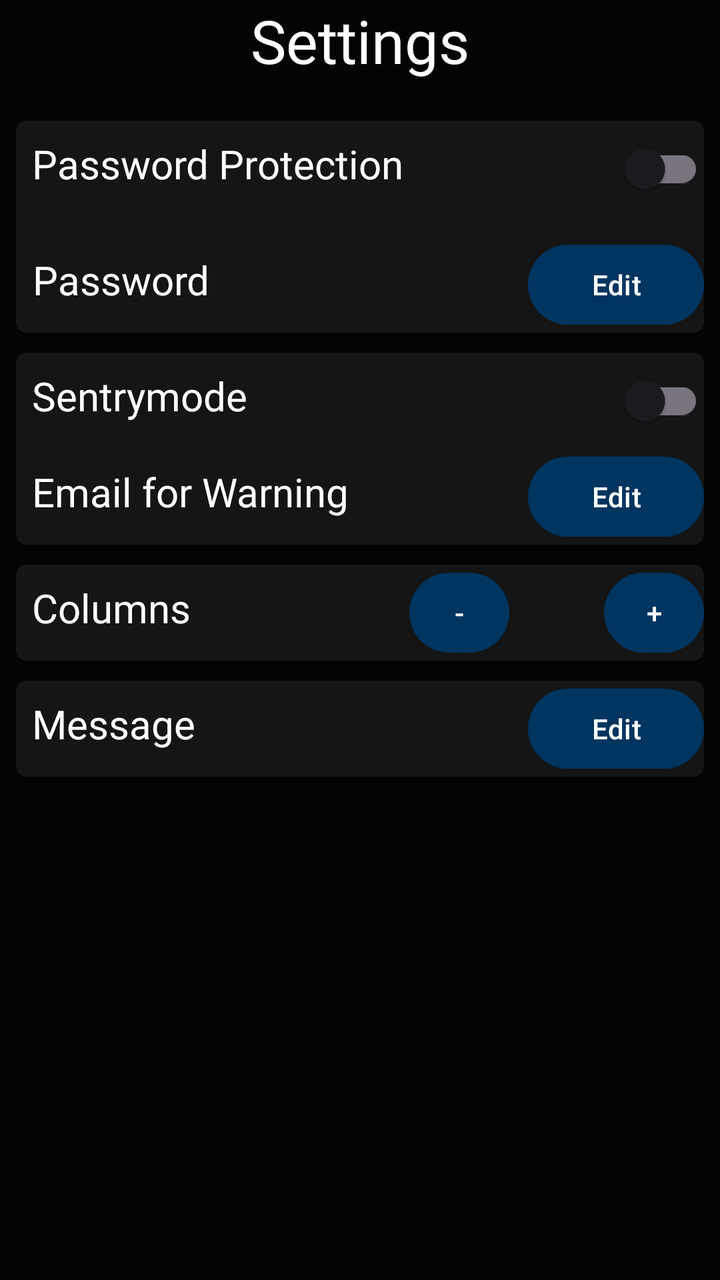
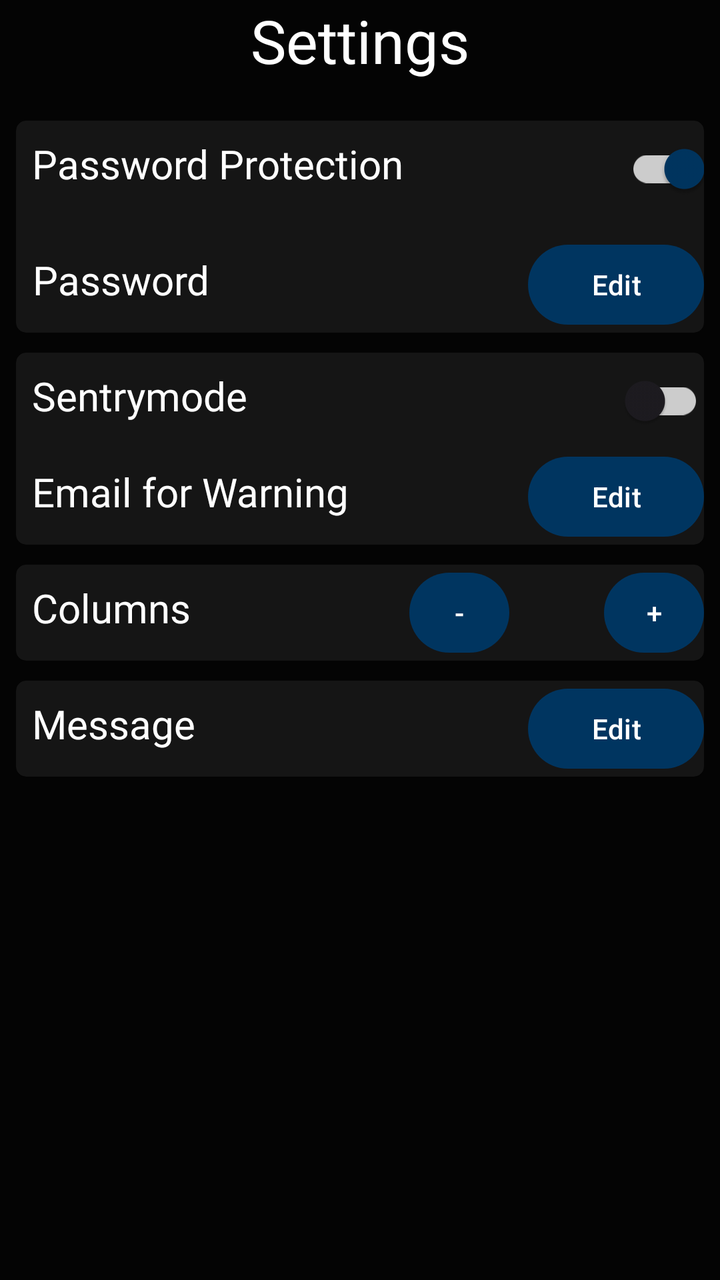

Before-and-after screenshots of an Android layout around one commit, followed by the original layout XML and the change that was made.
<!-- AndroidManifest.xml: application theme Theme.RUBMotorsportGroup2 -->
<!-- res/layout/fragment_settings.xml -->
<?xml version="1.0" encoding="utf-8"?>
<FrameLayout xmlns:android="http://schemas.android.com/apk/res/android"
    xmlns:app="http://schemas.android.com/apk/res-auto"
    xmlns:tools="http://schemas.android.com/tools"
    android:layout_width="match_parent"
    android:layout_height="match_parent"
    tools:context=".fragments.fragment_settings">

    <ScrollView
        android:layout_width="match_parent"
        android:layout_height="match_parent">

        <LinearLayout
            android:layout_width="match_parent"
            android:layout_height="wrap_content"
            android:background="@color/BackgroundColor"
            android:orientation="vertical">

            <TextView
                android:id="@+id/settings_settingsView"
                android:layout_width="match_parent"
                android:layout_height="wrap_content"
                android:layout_marginBottom="20sp"
                android:fontFamily="@font/roboto"
                android:gravity="center"
                android:text="@string/settings_settings"
                android:textColor="@color/white"
                android:textSize="30sp" />

            <androidx.cardview.widget.CardView
                android:id="@+id/settings_password_card"
                android:layout_width="match_parent"
                android:layout_height="wrap_content"
                android:layout_marginStart="8dp"
                android:layout_marginEnd="8dp"
                android:layout_marginBottom="10sp"
                app:cardBackgroundColor="@color/ElementColor"
                app:cardCornerRadius="5dp">

                <LinearLayout
                    android:layout_width="match_parent"
                    android:layout_height="wrap_content"
                    android:orientation="vertical">

                    <RelativeLayout
                        android:id="@+id/password_edit"
                        android:layout_width="match_parent"
                        android:layout_height="wrap_content"
                        android:layout_marginBottom="10dp"
                        android:orientation="horizontal">

                        <TextView
                            android:id="@+id/settings_password_protection"
                            android:layout_width="wrap_content"
                            android:layout_height="wrap_content"
                            android:layout_marginStart="8dp"
                            android:layout_marginTop="8dp"
                            android:fontFamily="@font/roboto"
                            android:text="@string/settings_password_protection"
                            android:textColor="@color/white"
                            android:textSize="20sp"
                            app:layout_constraintStart_toStartOf="parent"
                            app:layout_constraintTop_toTopOf="parent" />

                        <androidx.appcompat.widget.SwitchCompat
                            android:id="@+id/settings_password_pro_switch"
                            android:layout_width="wrap_content"
                            android:layout_height="wrap_content"
                            android:layout_alignParentEnd="true" />
                    </RelativeLayout>

                    <RelativeLayout
                        android:layout_width="match_parent"
                        android:layout_height="wrap_content">

                        <TextView
                            android:id="@+id/settings_password"
                            android:layout_width="wrap_content"
                            android:layout_height="wrap_content"
                            android:layout_marginStart="8dp"
                            android:layout_marginTop="8dp"
                            android:fontFamily="@font/roboto"
                            android:gravity="center"
                            android:text="@string/settings_password"
                            android:textColor="@color/white"
                            android:textSize="20sp" />

                        <Button
                            android:id="@+id/settings_editPassBtn"
                            android:layout_width="wrap_content"
                            android:layout_height="wrap_content"
                            android:layout_alignParentEnd="true"
                            android:text="@string/settings_editButton" />

                    </RelativeLayout>

                </LinearLayout>
            </androidx.cardview.widget.CardView>

            <androidx.cardview.widget.CardView
                android:id="@+id/settings_mode_card"
                android:layout_width="match_parent"
                android:layout_height="wrap_content"
                android:layout_marginStart="8dp"
                android:layout_marginEnd="8dp"
                android:layout_marginBottom="10sp"
                app:cardBackgroundColor="@color/ElementColor"
                app:cardCornerRadius="5dp">

                <LinearLayout
                    android:layout_width="match_parent"
                    android:layout_height="wrap_content"
                    android:orientation="vertical">

                    <RelativeLayout
                        android:id="@+id/settings_sentrymode"
                        android:layout_width="match_parent"
                        android:layout_height="wrap_content">

                        <TextView
                            android:id="@+id/settings_sentrymodeview"
                            android:layout_width="wrap_content"
                            android:layout_height="wrap_content"
                            android:layout_marginStart="8dp"
                            android:layout_marginTop="8dp"
                            android:fontFamily="@font/roboto"
                            android:text="@string/settings_sentry"
                            android:textColor="@color/white"
                            android:textSize="20sp"
                            app:layout_constraintStart_toStartOf="parent"
                            app:layout_constraintTop_toTopOf="parent" />

                        <androidx.appcompat.widget.SwitchCompat
                            android:id="@+id/settings_sentryModeSwitch"
                            android:layout_width="wrap_content"
                            android:layout_height="wrap_content"
                            android:layout_alignParentEnd="true" />

                    </RelativeLayout>

                    <RelativeLayout
                        android:layout_width="match_parent"
                        android:layout_height="wrap_content">

                        <TextView
                            android:id="@+id/settings_email"
                            android:layout_width="wrap_content"
                            android:layout_height="wrap_content"
                            android:layout_marginStart="8dp"
                            android:layout_marginTop="8dp"
                            android:fontFamily="@font/roboto"
                            android:text="@string/mailManager_title"
                            android:textColor="@color/white"
                            android:textSize="20sp"
                            app:layout_constraintStart_toStartOf="parent"
                            app:layout_constraintTop_toTopOf="parent" />

                        <Button
                            android:id="@+id/settings_editMailBtn"
                            android:layout_width="wrap_content"
                            android:layout_height="wrap_content"
                            android:layout_alignParentEnd="true"
                            android:text="@string/settings_editButton" />
                    </RelativeLayout>
                </LinearLayout>
            </androidx.cardview.widget.CardView>

            <androidx.cardview.widget.CardView
                android:layout_width="match_parent"
                android:layout_height="wrap_content"
                android:layout_marginStart="8dp"
                android:layout_marginEnd="8dp"
                android:layout_marginBottom="10sp"
                app:cardBackgroundColor="@color/ElementColor"
                app:cardCornerRadius="5dp">

                <RelativeLayout
                    android:layout_width="match_parent"
                    android:layout_height="wrap_content">

                    <TextView
                        android:id="@+id/settings_column"
                        android:layout_width="wrap_content"
                        android:layout_height="wrap_content"
                        android:layout_marginStart="8dp"
                        android:layout_marginTop="8dp"
                        android:fontFamily="@font/roboto"
                        android:text="@string/settings_columns"
                        android:textColor="@color/white"
                        android:textSize="20sp" />

                    <Button
                        android:id="@+id/settings_plusbutton"
                        android:layout_width="50dp"
                        android:layout_height="wrap_content"
                        android:layout_alignParentEnd="true"
                        android:padding="10dp"
                        android:text="@string/settings_plus"></Button>

                    <TextView
                        android:id="@+id/settings_columsdisplay"
                        android:layout_width="wrap_content"
                        android:layout_height="wrap_content"
                        android:layout_marginTop="8dp"
                        android:layout_toStartOf="@id/settings_plusbutton"
                        android:ems="2"
                        android:fontFamily="@font/roboto"
                        android:textAlignment="center"
                        android:textSize="20sp">

                    </TextView>

                    <Button
                        android:id="@+id/settings_minusbutton"
                        android:layout_width="50dp"
                        android:layout_height="wrap_content"
                        android:layout_toStartOf="@id/settings_columsdisplay"
                        android:padding="10dp"
                        android:text="@string/settings_minus"></Button>


                </RelativeLayout>

            </androidx.cardview.widget.CardView>

            <androidx.cardview.widget.CardView
                android:layout_width="match_parent"
                android:layout_height="wrap_content"
                android:layout_marginStart="8dp"
                android:layout_marginEnd="8dp"
                android:layout_marginBottom="10sp"
                app:cardBackgroundColor="@color/ElementColor"
                app:cardCornerRadius="5dp">

                <RelativeLayout
                    android:layout_width="match_parent"
                    android:layout_height="wrap_content">

                    <TextView
                        android:id="@+id/settings_message"
                        android:layout_width="wrap_content"
                        android:layout_height="wrap_content"
                        android:layout_marginStart="8dp"
                        android:layout_marginTop="8dp"
                        android:fontFamily="@font/roboto"
                        android:text="@string/settings_message"
                        android:textColor="@color/white"
                        android:textSize="20sp" />

                    <Button
                        android:id="@+id/settings_editMessBtn"
                        android:layout_width="wrap_content"
                        android:layout_height="wrap_content"
                        android:layout_alignParentEnd="true"
                        android:text="@string/settings_editButton" />


                </RelativeLayout>

            </androidx.cardview.widget.CardView>



        </LinearLayout>
    </ScrollView>

</FrameLayout>
<!-- resources referenced by this layout -->
<resources>
  <color name="BackgroundColor">#040404</color>
  <color name="ElementColor">#151515</color>
  <color name="white">#FFFFFFFF</color>
  <string name="mailManager_title">Email for Warning</string>
  <string name="settings_columns">Columns</string>
  <string name="settings_editButton">Edit</string>
  <string name="settings_message">Message</string>
  <string name="settings_minus">-</string>
  <string name="settings_password">Password</string>
  <string name="settings_password_protection">Password Protection</string>
  <string name="settings_plus">+</string>
  <string name="settings_sentry">Sentrymode</string>
  <string name="settings_settings">Settings</string>
  <style name="Theme.RUBMotorsportGroup2" parent="Base.Theme.RUBMotorsportGroup2" />
  <style name="Base.Theme.RUBMotorsportGroup2" parent="Theme.Material3.DayNight.NoActionBar">
          <item name="colorPrimary">@color/RubColorBlue</item>
          <item name="android:windowBackground">@color/BackgroundColor</item>
          <item name="colorAccent">@color/ElementColor</item>
          <item name="colorSecondaryContainer">@color/white</item>
          <item name="colorSecondaryFixed">@color/white</item>
          <item name="android:textColorSecondary">@color/white</item>
          <item name="android:textColorSecondaryInverse">@color/black</item>
          <item name="android:textColorTertiary">@color/white</item>
          <item name="android:textColorTertiaryInverse">@color/black</item>
          <item name="android:backgroundTint">@null</item>
          
          
      </style>
  <color name="RubColorBlue">#003560</color>
  <color name="black">#FF000000</color>
</resources>

<!-- the commit's change to res/layout/fragment_settings.xml (unified diff, before → after) -->
@@ -64,9 +64,13 @@
 
                         <androidx.appcompat.widget.SwitchCompat
                             android:id="@+id/settings_password_pro_switch"
-                            android:layout_width="wrap_content"
-                            android:layout_height="wrap_content"
-                            android:layout_alignParentEnd="true" />
+                            style="@style/SwitchStyle"
+                            android:layout_width="wrap_content"
+                            android:layout_height="wrap_content"
+                            android:layout_alignParentEnd="true"
+                            android:checked="true"
+                            android:textColorHint="@color/white"
+                            app:trackTint="@color/lightgray" />
                     </RelativeLayout>
 
                     <RelativeLayout
@@ -90,7 +94,8 @@
                             android:layout_width="wrap_content"
                             android:layout_height="wrap_content"
                             android:layout_alignParentEnd="true"
-                            android:text="@string/settings_editButton" />
+                            android:text="@string/settings_editButton"
+                            android:textColor="@color/white" />
 
                     </RelativeLayout>
 
@@ -134,7 +139,9 @@
                             android:id="@+id/settings_sentryModeSwitch"
                             android:layout_width="wrap_content"
                             android:layout_height="wrap_content"
-                            android:layout_alignParentEnd="true" />
+                            android:layout_alignParentEnd="true"
+                            android:checked="false"
+                            app:trackTint="@color/lightgray" />
 
                     </RelativeLayout>
 
@@ -160,7 +167,8 @@
                             android:layout_width="wrap_content"
                             android:layout_height="wrap_content"
                             android:layout_alignParentEnd="true"
-                            android:text="@string/settings_editButton" />
+                            android:text="@string/settings_editButton"
+                            android:textColor="@color/white" />
                     </RelativeLayout>
                 </LinearLayout>
             </androidx.cardview.widget.CardView>
@@ -195,7 +203,8 @@
                         android:layout_height="wrap_content"
                         android:layout_alignParentEnd="true"
                         android:padding="10dp"
-                        android:text="@string/settings_plus"></Button>
+                        android:text="@string/settings_plus"
+                        android:textColor="@color/white"></Button>
 
                     <TextView
                         android:id="@+id/settings_columsdisplay"
@@ -216,7 +225,8 @@
                         android:layout_height="wrap_content"
                         android:layout_toStartOf="@id/settings_columsdisplay"
                         android:padding="10dp"
-                        android:text="@string/settings_minus"></Button>
+                        android:text="@string/settings_minus"
+                        android:textColor="@color/white"></Button>
 
 
                 </RelativeLayout>
@@ -252,7 +262,8 @@
                         android:layout_width="wrap_content"
                         android:layout_height="wrap_content"
                         android:layout_alignParentEnd="true"
-                        android:text="@string/settings_editButton" />
+                        android:text="@string/settings_editButton"
+                        android:textColor="@color/white" />
 
 
                 </RelativeLayout>
<!-- resource entries referenced after the edit -->
@@ -2,6 +2,7 @@
 <resources>
   <color name="BackgroundColor">#040404</color>
   <color name="ElementColor">#151515</color>
+  <color name="lightgray">#CCCCCC</color>
   <color name="white">#FFFFFFFF</color>
   <string name="mailManager_title">Email for Warning</string>
   <string name="settings_columns">Columns</string>
@@ -13,6 +14,10 @@
   <string name="settings_plus">+</string>
   <string name="settings_sentry">Sentrymode</string>
   <string name="settings_settings">Settings</string>
+  <style name="SwitchStyle" parent="Widget.Material3.CompoundButton.Switch">
+          <item name="android:backgroundTint">@null</item>
+          <item name="colorControlActivated">@color/RubColorBlue</item>
+      </style>
   <style name="Theme.RUBMotorsportGroup2" parent="Base.Theme.RUBMotorsportGroup2" />
   <style name="Base.Theme.RUBMotorsportGroup2" parent="Theme.Material3.DayNight.NoActionBar">
           <item name="colorPrimary">@color/RubColorBlue</item>
@@ -25,6 +30,7 @@
           <item name="android:textColorTertiary">@color/white</item>
           <item name="android:textColorTertiaryInverse">@color/black</item>
           <item name="android:backgroundTint">@null</item>
+          <item name="android:colorControlActivated">@color/RubColorBlue</item>
           
           
       </style>
